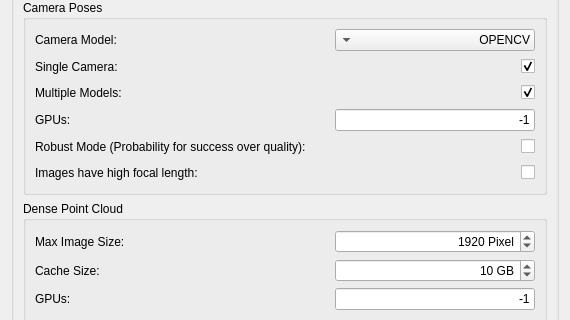
Above: iVS3D/src/iVS3D-core/ots/colmapwrapper/colmapnewproductdialog.ui from iVS3D/iVS3D before the change; both pictures show x 0 to 570 and y 256 to 576 of the 570 by 708 pixel window. Below: the same form after it.
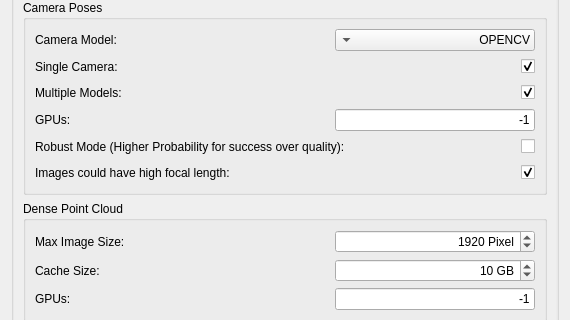
That is the form after the change. Icons and pictures are not drawn.

The edit to the form file:
```diff
--- a/iVS3D/src/iVS3D-core/ots/colmapwrapper/colmapnewproductdialog.ui
+++ b/iVS3D/src/iVS3D-core/ots/colmapwrapper/colmapnewproductdialog.ui
@@ -482,7 +482,7 @@
                <item>
                 <widget class="QLabel" name="l_useRobustMode">
                  <property name="text">
-                  <string>Robust Mode (Probability for success over quality):</string>
+                  <string>Robust Mode (Higher Probability for success over quality):</string>
                  </property>
                 </widget>
                </item>
@@ -513,7 +513,7 @@
                <item>
                 <widget class="QLabel" name="l_highFocalLength">
                  <property name="text">
-                  <string>Images have high focal length:</string>
+                  <string>Images could have high focal length:</string>
                  </property>
                 </widget>
                </item>
@@ -535,6 +535,9 @@
                  <property name="text">
                   <string/>
                  </property>
+                 <property name="checked">
+                  <bool>true</bool>
+                 </property>
                 </widget>
                </item>
               </layout>
```
